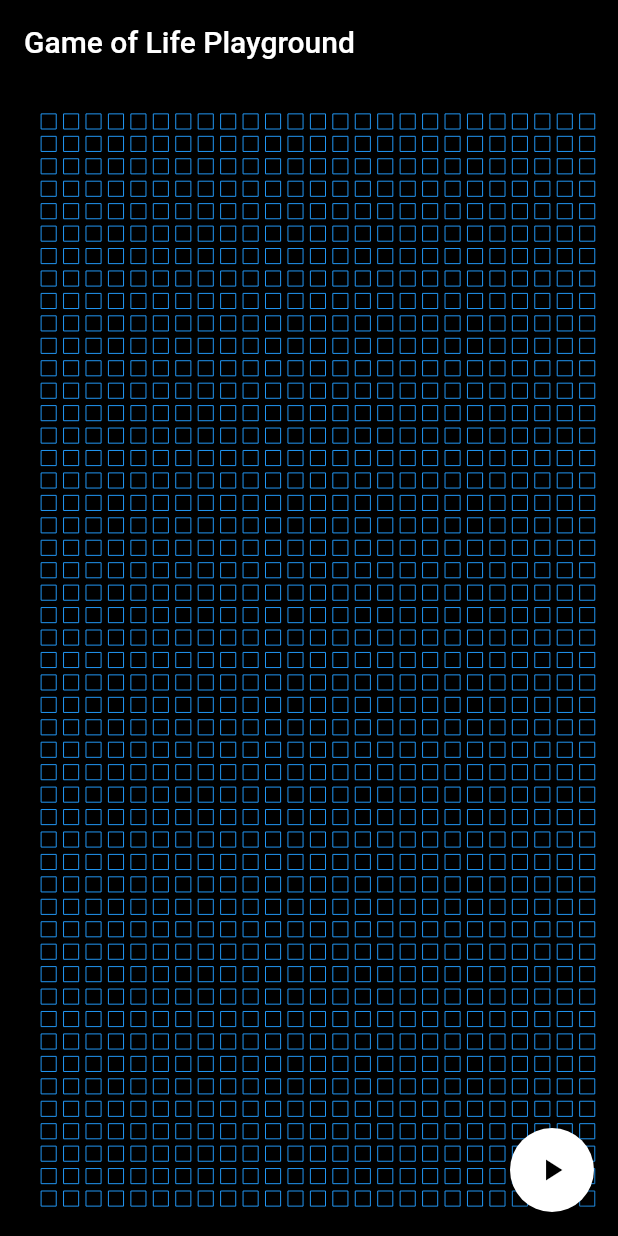
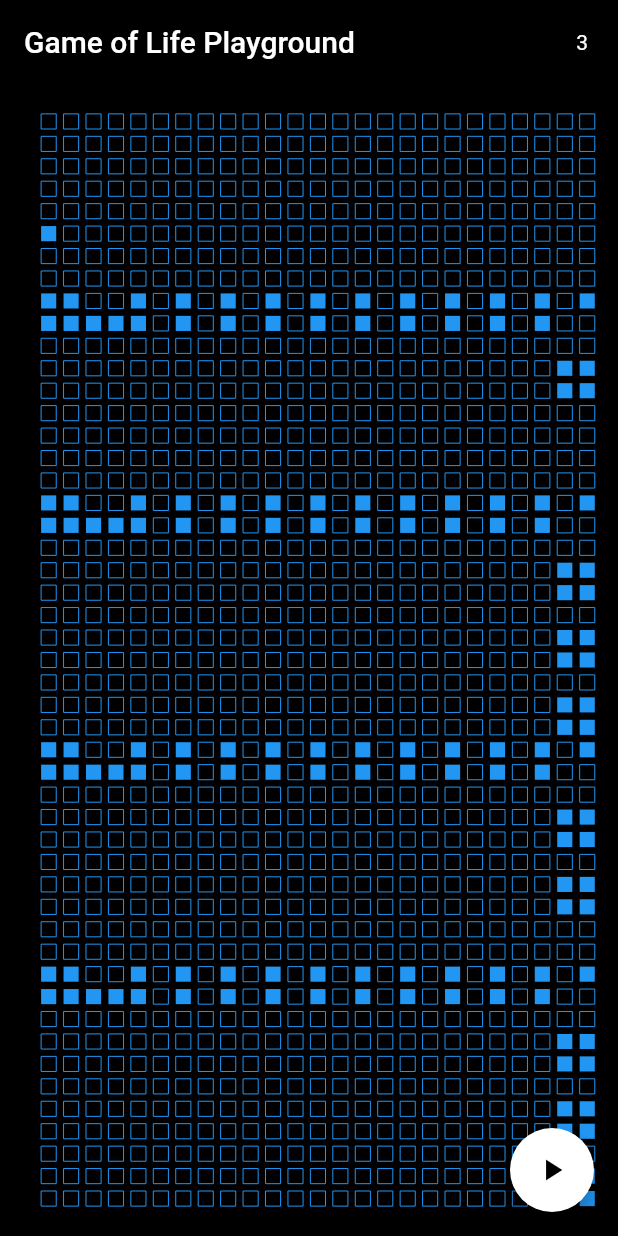
Before and after one commit to victoreronmosele/game-of-life, a Flutter app: the screen it shows after launch, after a tap on the "play arrow" icon, on a phone screen of 412 x 824 dp. Run offline on Flutter 3.47's test engine with Material 2 defaults, Android fonts, the phone set to English and light mode, and no system bars.

```diff
--- a/lib/main.dart
+++ b/lib/main.dart
@@ -3,6 +3,7 @@ import 'dart:math';
 
 import 'package:flutter/material.dart';
 import 'package:flutter/semantics.dart';
+import 'package:flutter/widgets.dart';
 
 void main() => runApp(MyApp());
 
@@ -34,6 +35,8 @@ class _GameOfLifePlaygroundState extends State<GameOfLifePlayground> {
   Size _customPaintSize;
   List<Cell> _listOfCells = [];
   double _boxHeightDimension;
+  int generation = 0;
+   Duration interval ;
 
   @override
   void initState() {
@@ -44,14 +47,12 @@ class _GameOfLifePlaygroundState extends State<GameOfLifePlayground> {
 
   void _startGame() {
     print('_startGame');
-    // _checkForCellStates();
-    _checkForNeighboringCellStates();
+    interval = Duration(milliseconds: 500);
+    Timer.periodic(interval , (Timer t) => _runThroughGeneration());
   }
 
-  _checkForNeighboringCellStates() {
+  _runThroughGeneration() {
     _listOfCells.forEach((cell) {
-      int index = _listOfCells.indexOf(cell);
-
       List<Offset> listOfNeighboringPoints =
           cell.getNeighborPoints(_boxHeightDimension);
 
@@ -61,32 +62,22 @@ class _GameOfLifePlaygroundState extends State<GameOfLifePlayground> {
 
       _reactToNeighbors(cell, listOfNeigboringCells);
     });
+
+    setState(() {
+      generation++;
+    });
   }
 
   _reactToNeighbors(Cell cell, List<Cell> listOfNeighboringCells) {
     int numberOfLivingNeighbors = listOfNeighboringCells
         .where((_) => _.cellState == CellState.alive)
         .length;
-    print(
-        'Cell initial Status ====> ${(cell.cellState).toString().toUpperCase()}');
-
-    print('Living neighbors are ====> $numberOfLivingNeighbors');
 
     CellState newCellState = Rule().getNewCellState(
         initialCellState: cell.cellState,
         numberOfLivingNeighbors: numberOfLivingNeighbors);
 
     cell.cellState = newCellState;
-    print('cellState = ${cell.cellState} ');
-
-    print('');
-  }
-
-  _checkForCellStates() {
-    _listOfCells.forEach((cell) {
-      int index = _listOfCells.indexOf(cell);
-      print(index.toString() + cell.cellState.toString());
-    });
   }
 
   void getListOfCells(_) {
@@ -109,10 +100,14 @@ class _GameOfLifePlaygroundState extends State<GameOfLifePlayground> {
         var newOffsetDy = offset.dy;
         offset = Offset(newOffsetDx, newOffsetDy);
         _listOfCells.add(Cell(
-            Random().nextInt(3).isEven ? CellState.alive : CellState.dead,
+            Random().nextBool() == true ? CellState.alive : CellState.dead,
             offset));
       }
     }
+
+    setState(() {
+      generation++;
+    });
 
     print(_listOfCells.length.toString() + 'cells');
   }
@@ -135,6 +130,17 @@ class _GameOfLifePlaygroundState extends State<GameOfLifePlayground> {
           ),
           backgroundColor: Colors.transparent,
           elevation: 0.0,
+          actions: <Widget>[
+            Center(
+              child: Padding(
+                padding: const EdgeInsets.all(20.0),
+                child: Text(
+                  generation.toString(),
+                  style: TextStyle(color: Colors.white),
+                ),
+              ),
+            )
+          ],
         ),
         body: Padding(
           padding: EdgeInsets.all(_screenPadding),
```
